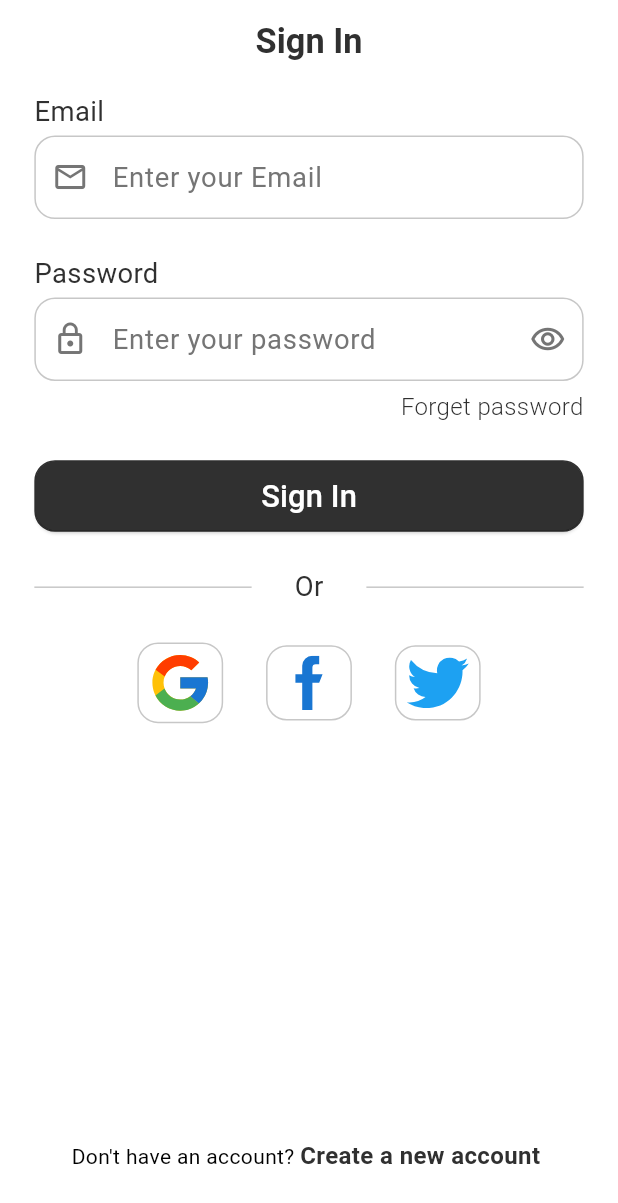
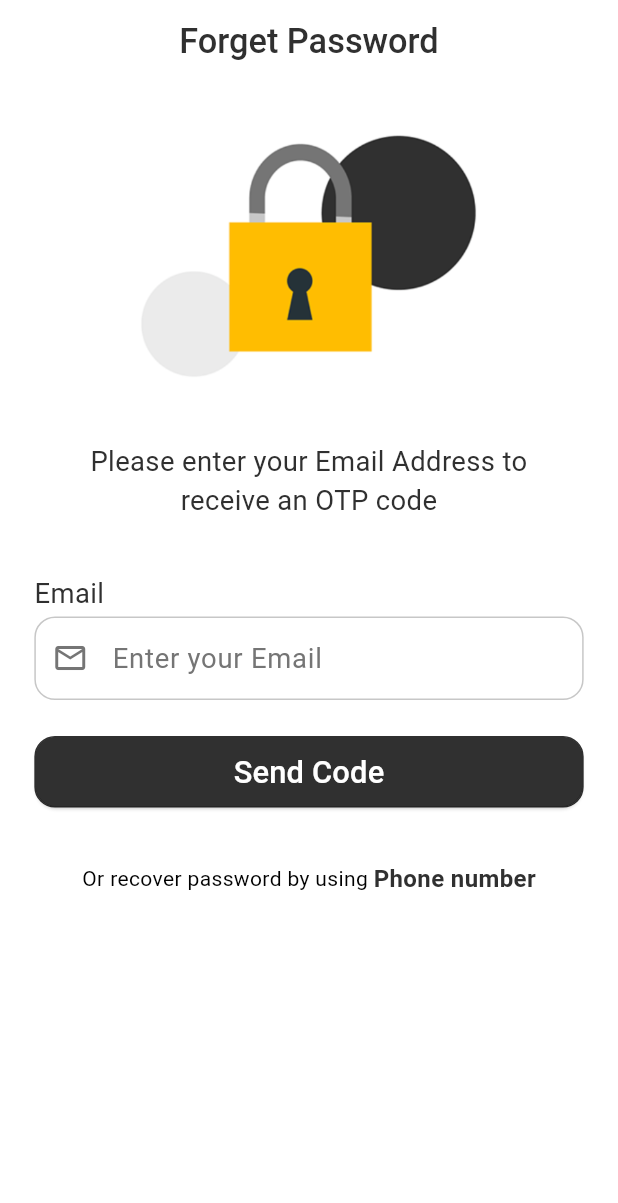
Before and after one commit to Emanpepars/la-mode, a Flutter app: the screen it shows after launch, on a phone screen of 412 x 824 dp. Shown: the top 1203 px of the screen. Run offline on Flutter 3.47's test engine with Material 3 defaults, Android fonts, the phone set to English and light mode, and no system bars; our stand-ins replace badges, bloc, dartz, dio, easy_localization, equatable and 10 more; accounts and stored records are empty.

Commit message:
add forget password

```diff
--- a/lib/app.dart
+++ b/lib/app.dart
@@ -51,7 +51,7 @@ class MyApp extends StatelessWidget {
             darkTheme: MyThemeData.darkTheme,
             themeMode: MainCubit.get(context).themeMode,
             debugShowCheckedModeBanner: false,
-            initialRoute: route,
+            initialRoute: '/',
             onGenerateRoute: (settings) => AppRoutes.onGenerate(settings),
           ),
         ),
--- a/lib/config/routes.dart
+++ b/lib/config/routes.dart
@@ -4,19 +4,23 @@ import 'package:la_mode/core/utils/app_components.dart';
 import 'package:la_mode/features/category/presentation/pages/category_screen.dart';
 import 'package:la_mode/features/home/presentation/pages/home_screen.dart';
 import 'package:la_mode/features/login/presentation/pages/login_screen.dart';
+import 'package:la_mode/features/login/presentation/pages/otp_code_screen.dart';
 import 'package:la_mode/features/onboard/page/onboard_screen.dart';
 import 'package:la_mode/features/register/domain/entities/user_entity.dart';
 import 'package:la_mode/features/register/presentation/pages/register_screen.dart';
 import 'package:la_mode/features/reviews/presentation/pages/reviews_screen.dart';
 
 import '../core/utils/app_constants.dart';
+import '../features/login/presentation/pages/forgot_passwors_screen.dart';
 import '../features/product_details/presentation/pages/product_details_screen.dart';
 import '../features/sellers/presentation/pages/sellers_screen.dart';
 
 class Routes {
-  static const String onboard = '/';
+  static const String onboard = 'onboard';
   static const String register = 'register';
   static const String login = 'login';
+  static const String forgetPassword = '/';
+  static const String otpCode = 'otpCode';
   static const String home = 'home';
   static const String category = 'category';
   static const String productDetails = 'productDetails';
@@ -33,6 +37,11 @@ class AppRoutes {
         return MaterialPageRoute(builder: (context) => const RegisterScreen());
       case Routes.login:
         return MaterialPageRoute(builder: (context) => const LoginScreen());
+      case Routes.forgetPassword:
+        return MaterialPageRoute(
+            builder: (context) => const ForgotPasswordScreen());
+      case Routes.otpCode:
+        return MaterialPageRoute(builder: (context) => const OtpCodeScreen());
       case Routes.home:
         var userBox = Hive.box(AppConstants.kUSerBox);
         UserEntity userEntity;
--- a/lib/core/utils/app_images.dart
+++ b/lib/core/utils/app_images.dart
@@ -23,4 +23,10 @@ class AppImages {
   static const String hoodie = "$baseImage/hoodie.png";
   static const String footwear = "$baseImage/footwear.png";
   static const String more = "$baseImage/more.png";
+
+  ///--- password ---///
+
+  static const String forgetPassword = "$baseImage/password/forget_password.png";
+  static const String otpCode = "$baseImage/password/otp_code.png";
+  static const String resetPassword = "$baseImage/password/reset_password.png";
 }
--- /dev/null
+++ b/lib/features/login/presentation/pages/forgot_passwors_screen.dart
@@ -0,0 +1,103 @@
+import 'package:flutter/material.dart';
+import 'package:flutter_screenutil/flutter_screenutil.dart';
+import 'package:la_mode/core/utils/app_components.dart';
+import 'package:la_mode/core/utils/app_images.dart';
+
+import '../../../../config/routes.dart';
+import '../../../../core/utils/app_colors.dart';
+import '../../../../core/utils/text_styles.dart';
+import '../../../register/presentation/widgets/cu_text_form_field.dart';
+
+class ForgotPasswordScreen extends StatelessWidget {
+  const ForgotPasswordScreen({super.key});
+
+  @override
+  Widget build(BuildContext context) {
+    return Scaffold(
+      appBar: AppBar(
+        title: Text(
+          'Forget Password',
+          style: roboto20(
+            weight: FontWeight.w500,
+          ),
+        ),
+        centerTitle: true,
+      ),
+      body: Padding(
+        padding: EdgeInsets.symmetric(horizontal: 20.w, vertical: 20.h),
+        child: Column(
+          children: [
+            Image.asset(
+              AppImages.forgetPassword,
+              height: 150.h,
+              alignment: Alignment.center,
+            ),
+            SizedBox(
+              height: 30.h,
+            ),
+            SizedBox(
+              width: 300.w,
+              child: Text(
+                'Please enter your Email Address to receive an ОТР code',
+                style: roboto16W400(),
+                textAlign: TextAlign.center,
+              ),
+            ),
+            SizedBox(
+              height: 30.h,
+            ),
+            SizedBox(
+              width: double.infinity,
+              child: Text(
+                'Email',
+                style: robotoTitleField(),
+                textAlign: TextAlign.start,
+              ),
+            ),
+            SizedBox(
+              height: 2.h,
+            ),
+            const CuTextFormField(
+              // controller: LoginCubit.get(context).emailController,
+              //  validator: (value) =>
+              //      LoginCubit.get(context).validateEmail(value),
+              hintText: 'Enter your Email',
+              prefixIcon: Icon(
+                Icons.email_outlined,
+                color: AppColors.silverDark,
+              ),
+            ),
+            SizedBox(
+              height: 20.h,
+            ),
+            MyButton(
+              text: "Send Code",
+              onPressed: () {
+                Navigator.pushNamed(context, Routes.otpCode);
+              },
+            ),
+            SizedBox(
+              height: 30.h,
+            ),
+            Row(
+              mainAxisAlignment: MainAxisAlignment.center,
+              children: [
+                const Text('Or recover password by using '),
+                InkWell(
+                  onTap: () {},
+                  child: Text(
+                    'Phone number',
+                    style: roboto14(
+                      color: AppColors.lightColor,
+                      weight: FontWeight.w700,
+                    ),
+                  ),
+                ),
+              ],
+            ),
+          ],
+        ),
+      ),
+    );
+  }
+}
--- a/lib/features/login/presentation/pages/login_screen.dart
+++ b/lib/features/login/presentation/pages/login_screen.dart
@@ -131,7 +131,9 @@ class LoginScreen extends StatelessWidget {
                         height: 5.h,
                       ),
                       InkWell(
-                        onTap: () {},
+                        onTap: () {
+                          Navigator.pushNamed(context, Routes.forgetPassword);
+                        },
                         child: Text(
                           textAlign: TextAlign.right,
                           "Forget password",
@@ -276,7 +278,7 @@ class LoginScreen extends StatelessWidget {
                             'Create a new account ',
                             style: roboto14(
                               color: AppColors.lightColor,
-                              weight: FontWeight.w600,
+                              weight: FontWeight.w700,
                             ),
                           ),
                         ),
--- a/pubspec.yaml
+++ b/pubspec.yaml
@@ -62,6 +62,7 @@ flutter:
 
   assets:
     - assets/images/
+    - assets/images/password/
     - assets/icons/
     - assets/translations/
     - assets/3d/
```
Also changed, not shown: lib/features/login/presentation/pages/otp_code_screen.dart (added, +118 -0 lines), assets/images/password/forget_password.png (added), assets/images/password/otp_code.png (added), assets/images/password/reset_password.png (added).
